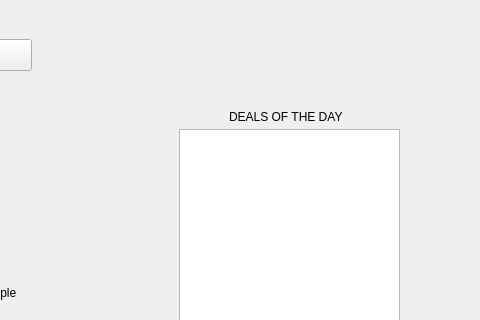
Qt form Ui_Folder/WindowSalesperson.ui (Chuezhang2278/Foodies) before a commit; both pictures show x 320 to 800 and y 0 to 320 of the 800 by 697 pixel window.
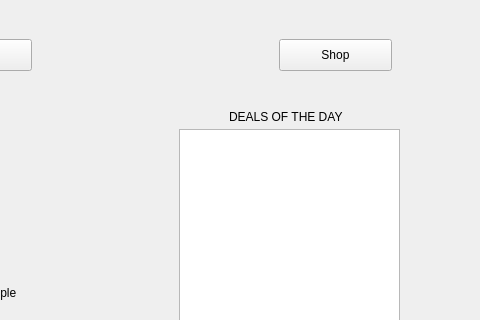
The same form after that commit.

```diff
--- a/Ui_Folder/WindowSalesperson.ui
+++ b/Ui_Folder/WindowSalesperson.ui
@@ -155,6 +155,19 @@
            </rect>
           </property>
          </widget>
+         <widget class="QPushButton" name="pushButton">
+          <property name="geometry">
+           <rect>
+            <x>590</x>
+            <y>30</y>
+            <width>113</width>
+            <height>32</height>
+           </rect>
+          </property>
+          <property name="text">
+           <string>Shop</string>
+          </property>
+         </widget>
         </widget>
         <widget class="QWidget" name="inventory_required">
          <widget class="QLabel" name="label_3">
```
